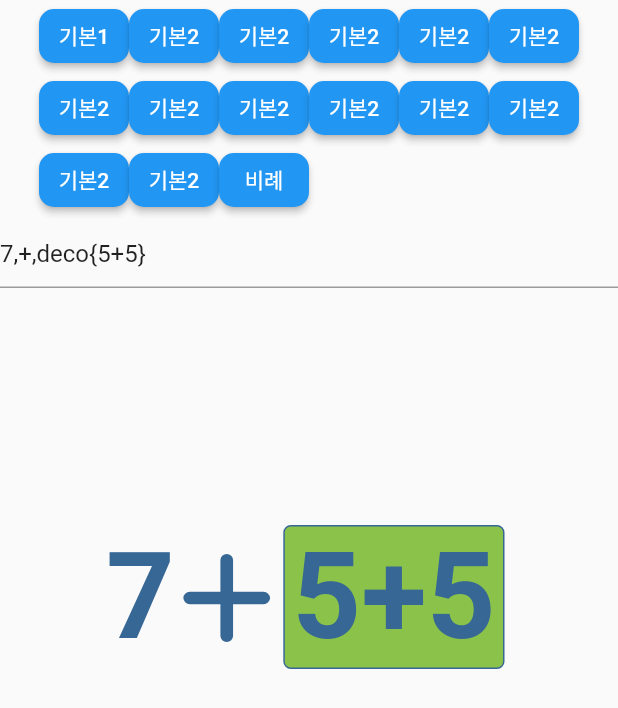
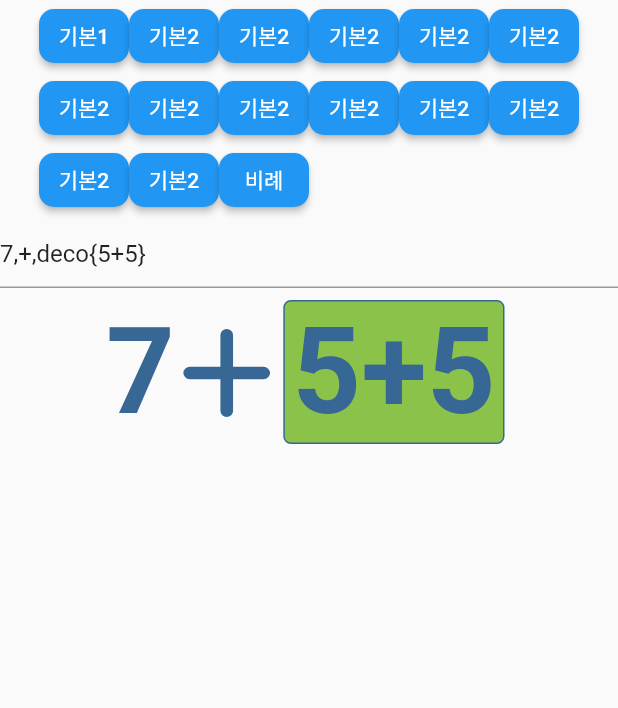
Before and after one commit to dalrise/laudyou_quiz, a Flutter app: the screen it shows after launch, on a phone screen of 412 x 824 dp. Shown: the top 708 px of the screen. Run offline on Flutter 3.47's test engine with Material 2 defaults, Android fonts, the phone set to English and light mode, and no system bars; our stand-ins replace plugin_platform_interface; missing offline and left inert: dart:html.

Commit message:
fix:  fontSize parameter

```diff
--- a/lib/src/math/quiz_math_basic.dart
+++ b/lib/src/math/quiz_math_basic.dart
@@ -10,12 +10,16 @@ import 'dart:math';
 class QuizMathBasic extends StatelessWidget {
   final String expression;
   final String? align;
-  final double? height;
+  // final double? width;
+  // final double? height;
+  final double? fontSize;
   const QuizMathBasic({
     Key? key,
     required this.expression,
     this.align,
-    this.height,
+    // this.width,
+    // this.height,
+    this.fontSize, // 호출자에서 fontSize 값을 호출하면 fontSize 를 고정한다.
   }) : super(key: key);
 
   final Color _color = const Color(0xFF376794);
@@ -25,13 +29,18 @@ class QuizMathBasic extends StatelessWidget {
     final arr = expression.split('\\');
 
     //print();
-    print(Dimensions(context).font20);
+    // final calcWidth = width ?? MediaQuery.of(context).size.width;
+    // print(Dimensions(context).font20);
 
-    double fontSize = _fontSize(arr, context);
-    print('fontSize:${fontSize}');
+    double _fontSize = fontSize ?? _fontSizeByLine(arr, context);
+    //fontSize = 12;
+    print('fontSize:${_fontSize}');
+    // fontSize = fontSize / (calcWidth / 20);
+    // print('fontSize:${fontSize}');
 
     return Container(
-      height: height ?? MediaQuery.of(context).size.height / 2,
+      // width: width,
+      // height: height ?? MediaQuery.of(context).size.height / 2,
       //width: MediaQuery.of(context).size.width,
       //constraints: BoxConstraints.expand(height: 100.0),
       //color: Colors.greenAccent,
@@ -42,7 +51,7 @@ class QuizMathBasic extends StatelessWidget {
         children: List.generate(
           arr.length,
           (index) {
-            return _display(arr[index], fontSize);
+            return _display(arr[index], _fontSize);
           },
         ).toList(),
       ),
@@ -194,7 +203,7 @@ class QuizMathBasic extends StatelessWidget {
     //return DigitText(text, fontSize: fontSize);
   }
 
-  double _fontSize(List<String> list, BuildContext context) {
+  double _fontSizeByLine(List<String> list, BuildContext context) {
     final itemSizeList = list.map((str) {
       final arr = str.split(',');
       double itemSize = 0.0;
```
